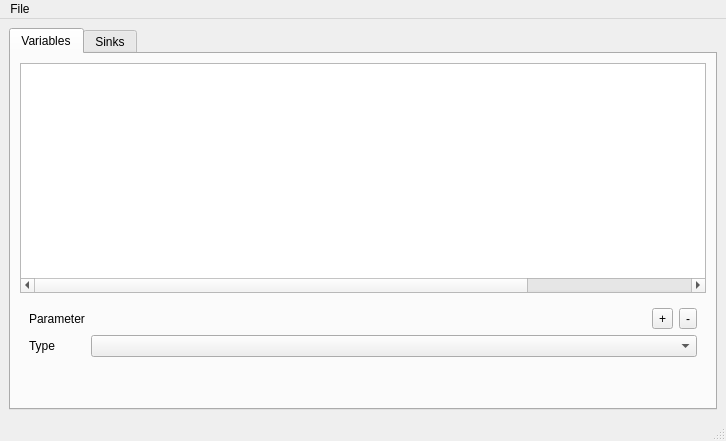
Old version of the form gr-mtb/qt/task_frontend.ui in the repository marcusmueller/measurement_toolbox.
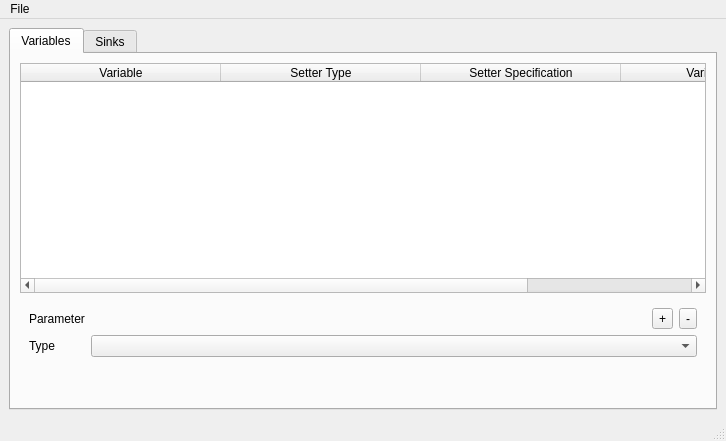
New version of the form. The open tabs and pages were chosen to show the change.

The edit to the form file:
```diff
--- a/gr-mtb/qt/task_frontend.ui
+++ b/gr-mtb/qt/task_frontend.ui
@@ -51,7 +51,7 @@
              <enum>Qt::ElideRight</enum>
             </property>
             <attribute name="horizontalHeaderVisible">
-             <bool>false</bool>
+             <bool>true</bool>
             </attribute>
             <attribute name="horizontalHeaderCascadingSectionResizes">
              <bool>false</bool>
```
Left out of the diff: 2 changed lines with no effect on the pictures.
